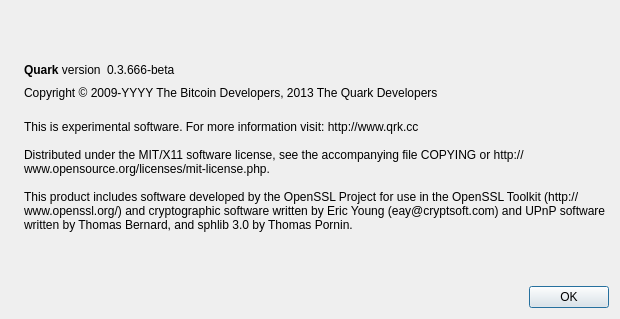
The window that src/qt/forms/aboutdialog.ui (CryptocoinRevival/QuarkBar) describes before a commit, drawn with Qt 5.
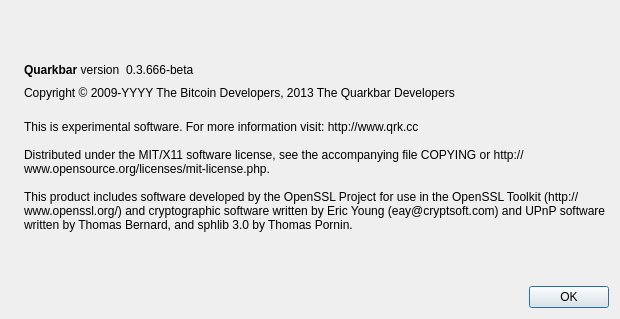
The same window after the commit. Icons and pictures are not drawn.

```diff
--- a/src/qt/forms/aboutdialog.ui
+++ b/src/qt/forms/aboutdialog.ui
@@ -50,7 +50,7 @@
           <cursorShape>IBeamCursor</cursorShape>
          </property>
          <property name="text">
-          <string>&lt;html&gt;&lt;head/&gt;&lt;body&gt;&lt;p&gt;&lt;span style=&quot; font-weight:600;&quot;&gt;Quark&lt;/span&gt; version&lt;/p&gt;&lt;/body&gt;&lt;/html&gt;</string>
+          <string>&lt;html&gt;&lt;head/&gt;&lt;body&gt;&lt;p&gt;&lt;span style=&quot; font-weight:600;&quot;&gt;Quarkbar&lt;/span&gt; version&lt;/p&gt;&lt;/body&gt;&lt;/html&gt;</string>
          </property>
          <property name="textInteractionFlags">
           <set>Qt::LinksAccessibleByMouse|Qt::TextSelectableByKeyboard|Qt::TextSelectableByMouse</set>
@@ -91,7 +91,7 @@
         <cursorShape>IBeamCursor</cursorShape>
        </property>
        <property name="text">
-        <string notr="true">Copyright &amp;copy; 2009-YYYY The Bitcoin Developers, 2013 The Quark Developers</string>
+        <string notr="true">Copyright &amp;copy; 2009-YYYY The Bitcoin Developers, 2013 The Quarkbar Developers</string>
        </property>
        <property name="textFormat">
         <enum>Qt::RichText</enum>
```
Left out of the diff: 2 changed lines with no effect on the pictures.
